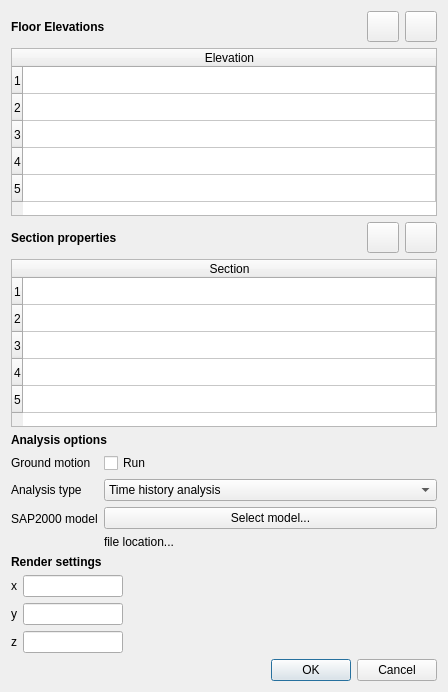
UofT-Seismic-Design-Team/Autobuilder-3.0, file UI/autobuilder_projectsettings_v1.ui: the form before one commit.
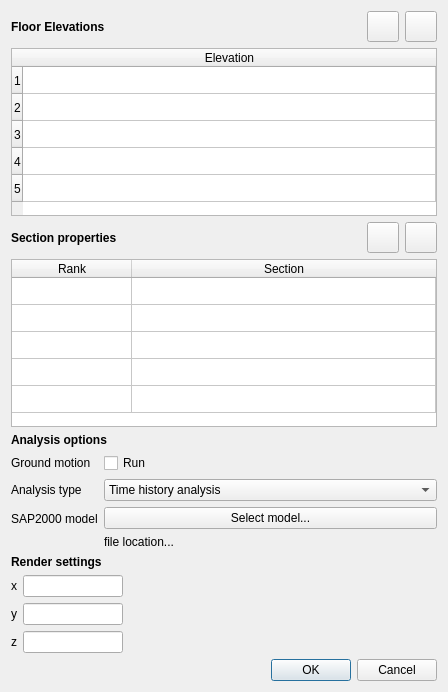
The form after the commit.

What changed in the file:
```diff
--- a/UI/autobuilder_projectsettings_v1.ui
+++ b/UI/autobuilder_projectsettings_v1.ui
@@ -181,7 +181,7 @@
           <bool>true</bool>
          </attribute>
          <attribute name="verticalHeaderVisible">
-          <bool>true</bool>
+          <bool>false</bool>
          </attribute>
          <attribute name="verticalHeaderDefaultSectionSize">
           <number>27</number>
@@ -217,6 +217,11 @@
            <string>5</string>
           </property>
          </row>
+         <column>
+          <property name="text">
+           <string>Rank</string>
+          </property>
+         </column>
          <column>
           <property name="text">
            <string>Section</string>
```
Left out of the diff: 3 changed lines with no effect on the pictures.
